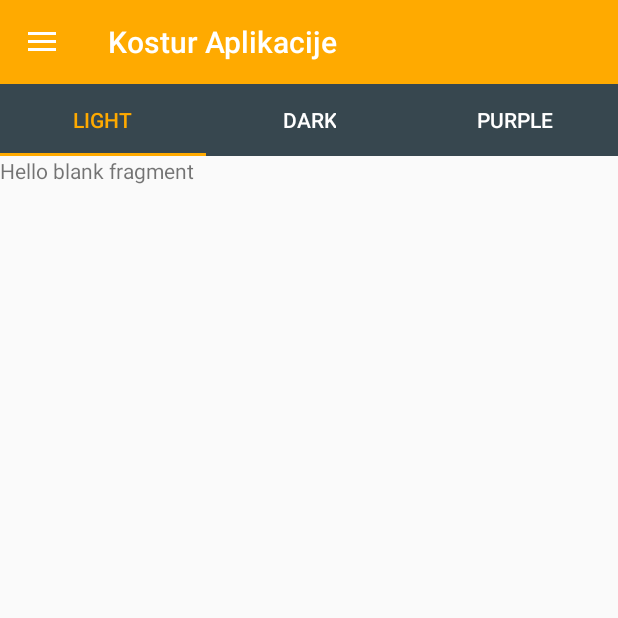
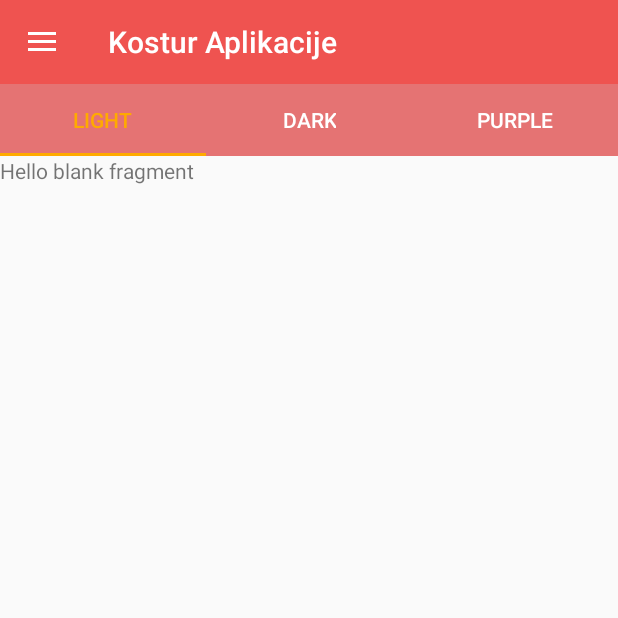
Before and after one commit to Filip1993/KosturAplikacije, an Android app: the screen it shows after launch (MainActivity), on a phone screen of 412 x 824 dp, the top half of it. Run offline under Robolectric (Android 15) with nearby library versions, the phone set to English and light mode, and no system bars.

Commit message:
Color change

```diff
--- a/app/src/main/res/layout/activity_main.xml
+++ b/app/src/main/res/layout/activity_main.xml
@@ -10,7 +10,7 @@
         android:id="@+id/toolbar"
         android:layout_width="match_parent"
         android:layout_height="wrap_content"
-        android:background="@color/orange"
+        android:background="@color/red_400"
         android:theme="@style/ThemeOverlay.AppCompat.Dark.ActionBar"
         app:title="Kostur Aplikacije" />
 
--- a/app/src/main/res/layout/tab_layout.xml
+++ b/app/src/main/res/layout/tab_layout.xml
@@ -11,7 +11,7 @@
         android:id="@+id/tabs"
         app:tabGravity="fill"
         app:tabMode="fixed"
-        android:background="@color/material_blue_grey_800"
+        android:background="@color/red_300"
         app:tabIndicatorColor="@color/orange"
         app:tabSelectedTextColor="@color/orange"
         app:tabTextColor="@color/white"
```
Also changed, not shown: app/src/main/java/com/filipkesteli/kosturaplikacije/MainActivity.java (line endings or trailing spaces).
